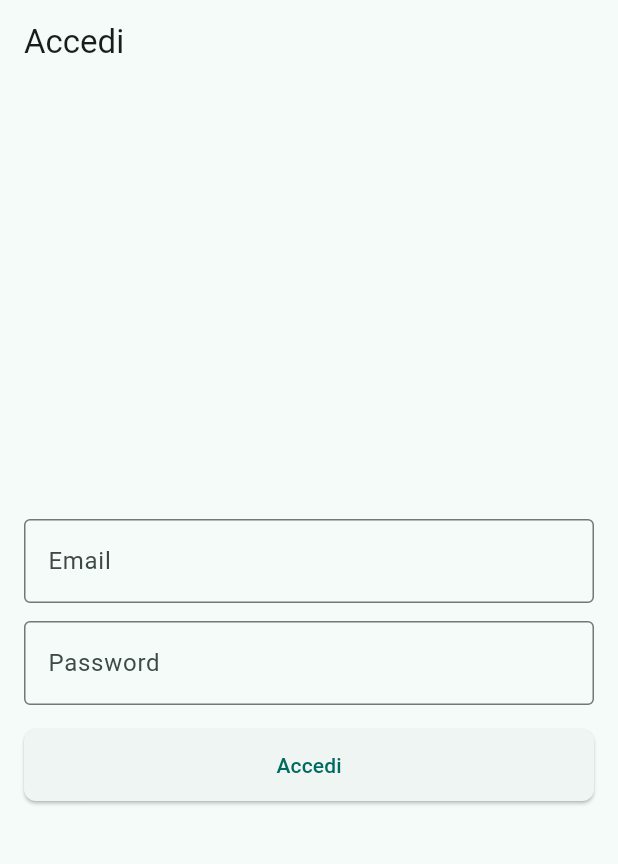
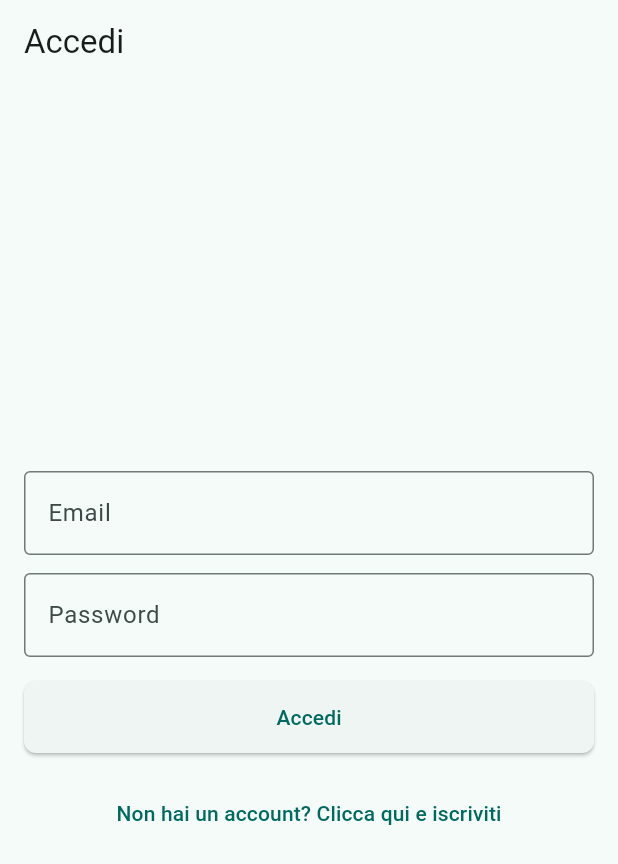
Before and after one commit to LifeField/LifeFieldApp, a Flutter app: the screen it shows after launch, on a phone screen of 412 x 824 dp. Shown: the top 864 px of the screen. Run offline on Flutter 3.47's test engine with Material 3 defaults, Android fonts, the phone set to English and light mode, and no system bars; our stand-ins replace dio, flutter_riverpod, flutter_secure_storage, freezed_annotation, go_router, logger and 3 more; generated files the repository leaves out were written again.

Commit message:
Aggiunta schermata di registrazione

```diff
--- a/life_field_app/lib/app/localization/app_localizations.dart
+++ b/life_field_app/lib/app/localization/app_localizations.dart
@@ -20,6 +20,10 @@ class AppLocalizations {
       'pro_home': 'Pro Home',
       'admin_home': 'Admin Home',
       'logout': 'Logout',
+      'register': 'Register',
+      'confirm_password': 'Confirm password',
+      'cancel': 'Cancel',
+      'no_account_prompt': "Don't have an account? Click here to sign up",
     },
     'it': {
       'app_title': 'LifeField',
@@ -30,6 +34,10 @@ class AppLocalizations {
       'pro_home': 'Home Pro',
       'admin_home': 'Home Admin',
       'logout': 'Esci',
+      'register': 'Registrati',
+      'confirm_password': 'Conferma password',
+      'cancel': 'Annulla',
+      'no_account_prompt': 'Non hai un account? Clicca qui e iscriviti',
     },
   };
 
@@ -43,6 +51,10 @@ class AppLocalizations {
   String get proHome => _text('pro_home');
   String get adminHome => _text('admin_home');
   String get logout => _text('logout');
+  String get register => _text('register');
+  String get confirmPassword => _text('confirm_password');
+  String get cancel => _text('cancel');
+  String get noAccountPrompt => _text('no_account_prompt');
 
   static AppLocalizations of(BuildContext context) {
     return Localizations.of<AppLocalizations>(context, AppLocalizations)!;
```
Also changed, not shown: life_field_app/lib/features/auth/presentation/login/login_screen.dart (+102 -0 lines), 2 other files.
